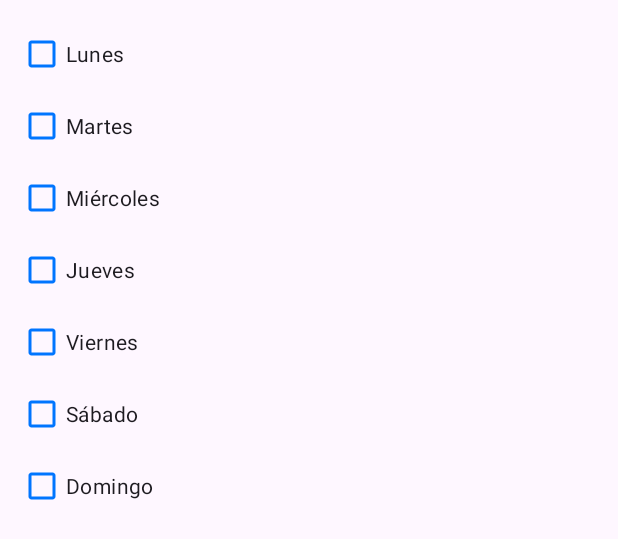
After one commit to AlexisPaleta/OrganizerApp, an Android app: the layout dialog_week_days.xml on its own in the app's theme, with its tools: preview values and no code run, on a phone screen of 412 x 824 dp. The commit adds this screen. Shown: the top 539 px of the screen. Run offline under Robolectric (Android 15) with nearby library versions, the phone set to English and light mode, and no system bars.

Commit message:
Adding checkbox dialog, viewModel to the schedule and more

```diff
--- /dev/null
+++ b/app/src/main/res/layout/dialog_week_days.xml
@@ -0,0 +1,55 @@
+<LinearLayout xmlns:android="http://schemas.android.com/apk/res/android"
+    android:layout_width="match_parent"
+    android:layout_height="wrap_content"
+    android:orientation="vertical"
+    android:padding="12dp">
+
+    <com.google.android.material.checkbox.MaterialCheckBox
+        android:id="@+id/checkboxMonday"
+        android:layout_width="match_parent"
+        android:layout_height="wrap_content"
+        android:buttonTint="#0075ff"
+        android:text="@string/lunes" />
+
+    <com.google.android.material.checkbox.MaterialCheckBox
+        android:id="@+id/checkboxTuesday"
+        android:layout_width="match_parent"
+        android:layout_height="wrap_content"
+        android:buttonTint="#0075ff"
+        android:text="@string/martes" />
+
+    <com.google.android.material.checkbox.MaterialCheckBox
+        android:id="@+id/checkboxWednesday"
+        android:layout_width="match_parent"
+        android:layout_height="wrap_content"
+        android:buttonTint="#0075ff"
+        android:text="@string/miercoles" />
+
+    <com.google.android.material.checkbox.MaterialCheckBox
+        android:id="@+id/checkboxThursday"
+        android:layout_width="match_parent"
+        android:layout_height="wrap_content"
+        android:buttonTint="#0075ff"
+        android:text="@string/jueves" />
+
+    <com.google.android.material.checkbox.MaterialCheckBox
+        android:id="@+id/checkboxFriday"
+        android:layout_width="match_parent"
+        android:layout_height="wrap_content"
+        android:buttonTint="#0075ff"
+        android:text="@string/viernes" />
+
+    <com.google.android.material.checkbox.MaterialCheckBox
+        android:id="@+id/checkboxSaturday"
+        android:layout_width="match_parent"
+        android:layout_height="wrap_content"
+        android:buttonTint="#0075ff"
+        android:text="@string/sabado" />
+
+    <com.google.android.material.checkbox.MaterialCheckBox
+        android:id="@+id/checkboxSunday"
+        android:layout_width="match_parent"
+        android:layout_height="wrap_content"
+        android:buttonTint="#0075ff"
+        android:text="@string/domingo" />
+</LinearLayout>
--- a/app/src/main/res/layout/fragment_schedule.xml
+++ b/app/src/main/res/layout/fragment_schedule.xml
@@ -54,7 +54,7 @@
         android:id="@+id/btnEditColumn"
         android:layout_width="wrap_content"
         android:layout_height="wrap_content"
-        android:text="Editar folumnas"
+        android:text="Dias de la semana"
         app:layout_constraintTop_toTopOf="@id/btnAddRow"
         app:layout_constraintStart_toEndOf="@id/btnAddRow"
         app:layout_constraintEnd_toEndOf="parent"/>
--- a/app/src/main/res/values/strings.xml
+++ b/app/src/main/res/values/strings.xml
@@ -11,4 +11,11 @@
     <string name="add_teacher">Agregar Nuevo Profesor</string>
     <string name="cancel">Cancelar</string>
     <string name="save">Guardar</string>
+    <string name="lunes">Lunes</string>
+    <string name="martes">Martes</string>
+    <string name="miercoles">Miércoles</string>
+    <string name="jueves">Jueves</string>
+    <string name="viernes">Viernes</string>
+    <string name="sabado">Sábado</string>
+    <string name="domingo">Domingo</string>
 </resources>
```
Also changed, not shown: app/src/main/java/com/fcc/organizador/schedule/ScheduleFragment.kt (+46 -6 lines), app/src/main/java/com/fcc/organizador/schedule/ScheduleViewModel.kt (added, +15 -0 lines).
